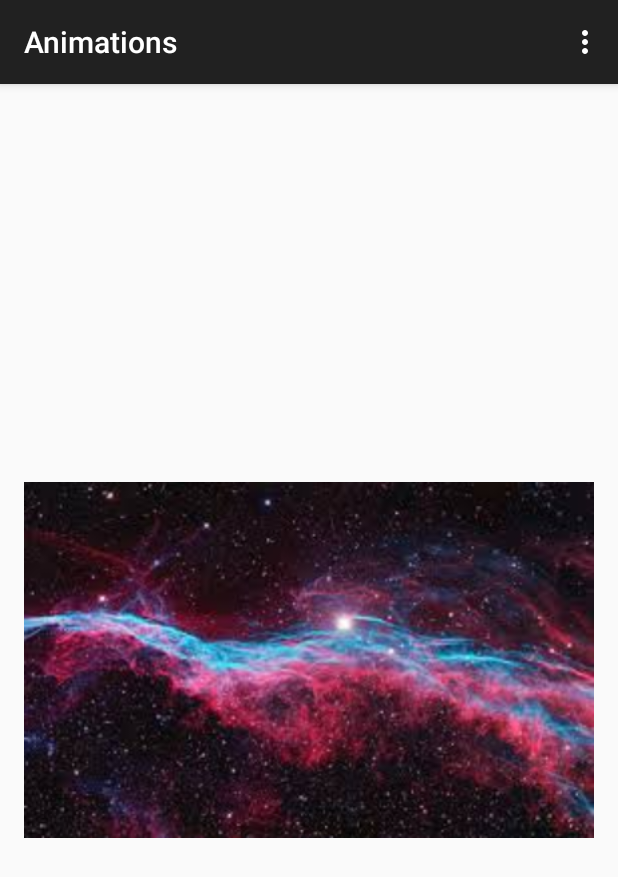
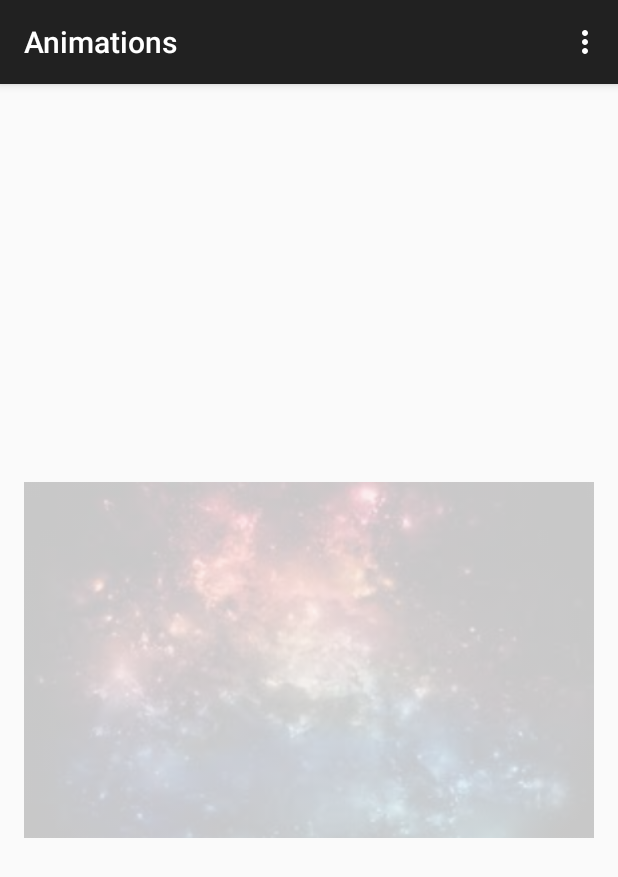
Before and after one commit to morganlutz/android-practice, an Android app: the screen it shows after launch (MainActivity), on a phone screen of 412 x 824 dp. Shown: the top 877 px of the screen. Run offline under Robolectric (Android 15) with nearby library versions, the phone set to English and light mode, and no system bars.

Commit message:
practice different animations

```diff
--- a/Animations/app/src/main/java/com/example/guest/animations/MainActivity.java
+++ b/Animations/app/src/main/java/com/example/guest/animations/MainActivity.java
@@ -14,15 +14,45 @@ public class MainActivity extends AppCompatActivity {
     //crossfade examples
     public void fade(View view) {
         ImageView space1 = (ImageView) findViewById(R.id.space1);
-        ImageView space2 = (ImageView) findViewById(R.id.space2);
-        space1.animate().alpha(0f).setDuration(2000);
-        space2.animate().alpha(1f).setDuration(2000);
+        //cut size in half
+        space1.animate()
+                .translationXBy(1000f)
+                .translationYBy(1000f)
+                .rotationBy(3600)
+                .setDuration(2000);
+
+
+        //spin upside down. Larger the number, more spins//
+//        space1.animate().rotation(180f).setDuration(2000);
+
+
+
+        //animates off screen down. Negative # animates offscreen up
+        //space1.animate().translationYBy(2000f).setDuration(2000);
+
+        //animates to the right
+//        space1.animate().translationXBy(2000f).setDuration(2000);
+        //animate with negative number moves to the left
+        //space1.animate().translationXBy(-2000f).setDuration(2000);
+
+//        fade into new picture:
+//        ImageView space2 = (ImageView) findViewById(R.id.space2);
+//        space2.animate().alpha(1f).setDuration(2000);
     }
 
     @Override
     protected void onCreate(Bundle savedInstanceState) {
         super.onCreate(savedInstanceState);
         setContentView(R.layout.activity_main);
+        /*
+        ImageView space1 = (ImageView) findViewById(R.id.space1);
+        animates picture onto screen on start up
+        space1.setTranslationX(-1000);
+        */
+
+        ImageView space1 = (ImageView) findViewById(R.id.space1);
+        space1.setTranslationX(-1000f);
+        space1.setTranslationY(-1000f);
     }
 
     @Override
--- a/Animations/app/src/main/res/layout/activity_main.xml
+++ b/Animations/app/src/main/res/layout/activity_main.xml
@@ -17,9 +17,9 @@
         android:layout_alignParentStart="true"
         android:src="@drawable/space1"
         android:nestedScrollingEnabled="false"
-        android:onClick="fade"
         android:layout_alignParentRight="false"
-        android:layout_alignParentBottom="false"/>
+        android:layout_alignParentBottom="false"
+        android:onClick="fade"/>
 
     <ImageView
         android:layout_width="match_parent"
@@ -29,6 +29,7 @@
         android:layout_alignParentLeft="true"
         android:layout_alignParentStart="true"
         android:src="@drawable/space2"
-        android:alpha="0"
-        android:nestedScrollingEnabled="true"/>
+        android:alpha="0.2"
+        android:nestedScrollingEnabled="true"
+        android:onClick="fade"/>
 </RelativeLayout>
```
